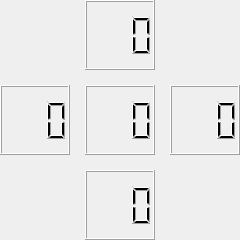
Old version of the form main_window.ui in the repository romikmomik/car-demo.
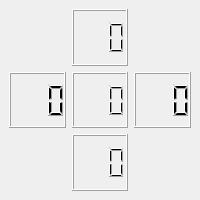
New version of the form.

Commit message: Full screen, maximized

What changed in the file:
```diff
--- a/main_window.ui
+++ b/main_window.ui
@@ -9,8 +9,8 @@
    <rect>
     <x>0</x>
     <y>0</y>
-    <width>240</width>
-    <height>240</height>
+    <width>200</width>
+    <height>200</height>
    </rect>
   </property>
   <property name="sizePolicy">
@@ -23,15 +23,43 @@
    <string>pwm-ctrl</string>
   </property>
   <widget class="QWidget" name="centralwidget">
+   <layout class="QGridLayout" name="gridLayout">
+    <item row="0" column="1">
+     <widget class="QLCDNumber" name="motor_y2">
+      <property name="font">
+       <font>
+        <pointsize>16</pointsize>
+        <weight>75</weight>
+        <bold>true</bold>
+       </font>
+      </property>
+      <property name="autoFillBackground">
+       <bool>true</bool>
+      </property>
+      <property name="numDigits">
+       <number>3</number>
+      </property>
+     </widget>
+    </item>
+    <item row="1" column="0">
    <widget class="QLCDNumber" name="motor_x1">
-    <property name="geometry">
-     <rect>
-      <x>0</x>
-      <y>85</y>
-      <width>70</width>
-      <height>70</height>
-     </rect>
-    </property>
+      <property name="font">
+       <font>
+        <pointsize>16</pointsize>
+        <weight>75</weight>
+        <bold>true</bold>
+       </font>
+      </property>
+      <property name="autoFillBackground">
+       <bool>true</bool>
+      </property>
+      <property name="numDigits">
+       <number>3</number>
+      </property>
+     </widget>
+    </item>
+    <item row="1" column="1">
+     <widget class="QLCDNumber" name="motor_all">
     <property name="font">
      <font>
       <pointsize>16</pointsize>
@@ -46,15 +74,9 @@
      <number>3</number>
     </property>
    </widget>
+    </item>
+    <item row="1" column="2">
    <widget class="QLCDNumber" name="motor_x2">
-    <property name="geometry">
-     <rect>
-      <x>170</x>
-      <y>85</y>
-      <width>70</width>
-      <height>70</height>
-     </rect>
-    </property>
     <property name="font">
      <font>
       <pointsize>16</pointsize>
@@ -69,15 +91,9 @@
      <number>3</number>
     </property>
    </widget>
+    </item>
+    <item row="2" column="1">
    <widget class="QLCDNumber" name="motor_y1">
-    <property name="geometry">
-     <rect>
-      <x>85</x>
-      <y>170</y>
-      <width>70</width>
-      <height>70</height>
-     </rect>
-    </property>
     <property name="font">
      <font>
       <pointsize>16</pointsize>
@@ -92,52 +108,8 @@
      <number>3</number>
     </property>
    </widget>
-   <widget class="QLCDNumber" name="motor_y2">
-    <property name="geometry">
-     <rect>
-      <x>85</x>
-      <y>0</y>
-      <width>70</width>
-      <height>70</height>
-     </rect>
-    </property>
-    <property name="font">
-     <font>
-      <pointsize>16</pointsize>
-      <weight>75</weight>
-      <bold>true</bold>
-     </font>
-    </property>
-    <property name="autoFillBackground">
-     <bool>true</bool>
-    </property>
-    <property name="numDigits">
-     <number>3</number>
-    </property>
-   </widget>
-   <widget class="QLCDNumber" name="motor_all">
-    <property name="geometry">
-     <rect>
-      <x>85</x>
-      <y>85</y>
-      <width>70</width>
-      <height>70</height>
-     </rect>
-    </property>
-    <property name="font">
-     <font>
-      <pointsize>16</pointsize>
-      <weight>75</weight>
-      <bold>true</bold>
-     </font>
-    </property>
-    <property name="autoFillBackground">
-     <bool>true</bool>
-    </property>
-    <property name="numDigits">
-     <number>3</number>
-    </property>
-   </widget>
+    </item>
+   </layout>
   </widget>
  </widget>
  <resources/>
```
Lines whose indentation alone changed are shown as unchanged. The commit also changes 1 other file.
